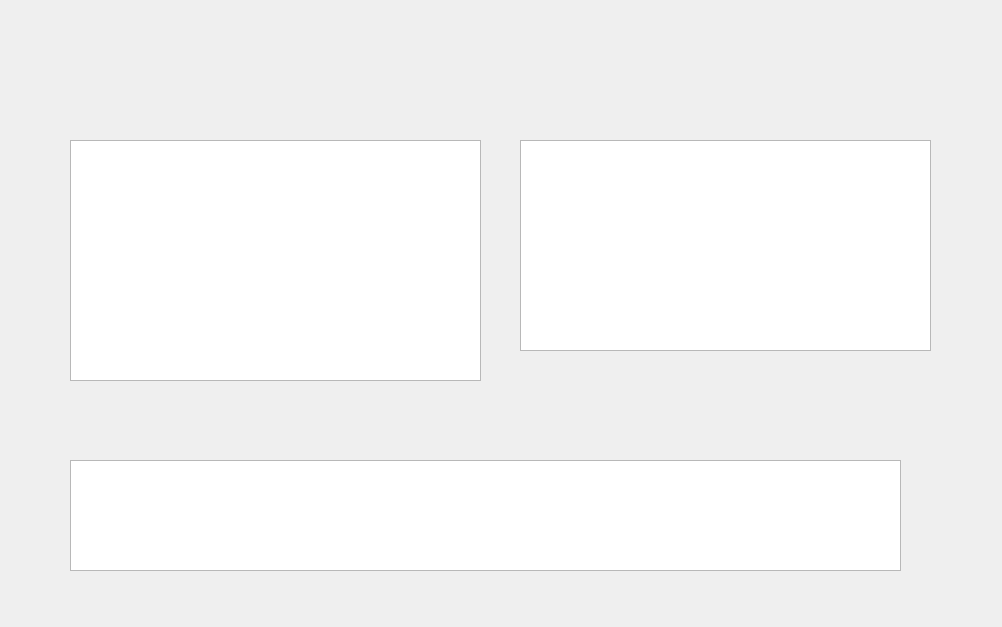
CatMiaoMiaoMiao/y86-simulator, file compiler/TextEditor.ui: the form before one commit.
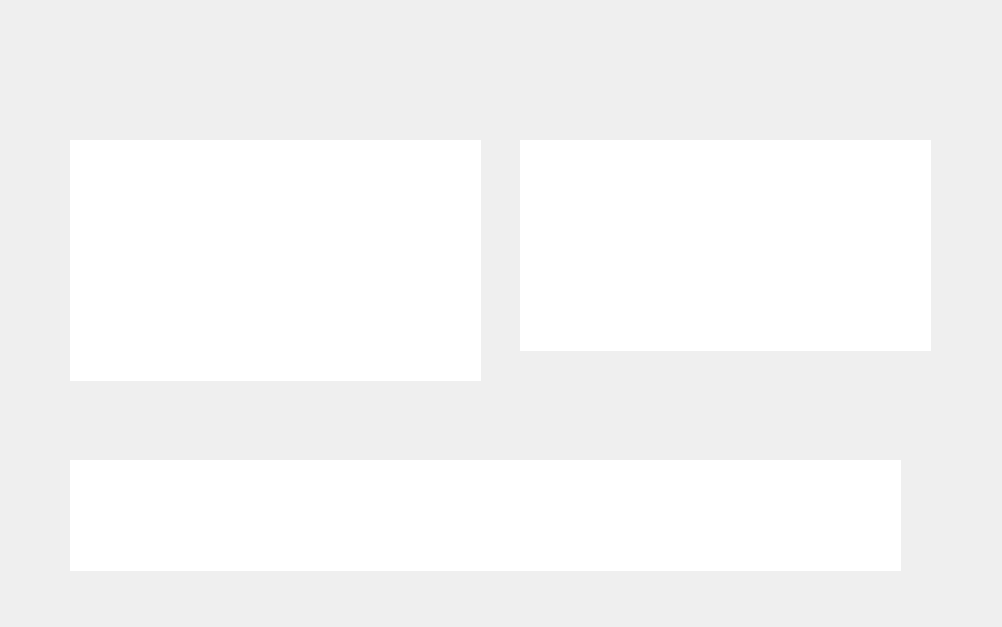
The form after the commit. Icons and pictures are not drawn.

The edit to the form file:
```diff
--- a/compiler/TextEditor.ui
+++ b/compiler/TextEditor.ui
@@ -229,8 +229,9 @@
     <property name="styleSheet">
      <string notr="true">QTextEdit {
 font-size : 15px;
-
-
+	font: 9pt &quot;宋体&quot;;
+background:none;
+border:none;
 }</string>
     </property>
     <property name="lineWrapMode">
@@ -249,8 +250,9 @@
     <property name="styleSheet">
      <string notr="true">QTextEdit {
 font-size : 15px;
-
-
+	font: 9pt &quot;宋体&quot;;
+background:none;
+border:none;
 }</string>
     </property>
     <property name="lineWrapMode">
@@ -269,8 +271,9 @@
     <property name="styleSheet">
      <string notr="true">QTextEdit {
 font-size : 15px;
-
-
+	font: 9pt &quot;宋体&quot;;
+background:none;
+border:none;
 }</string>
     </property>
     <property name="lineWrapMode">
```
Left out of the diff: 15 changed lines with no effect on the pictures.
